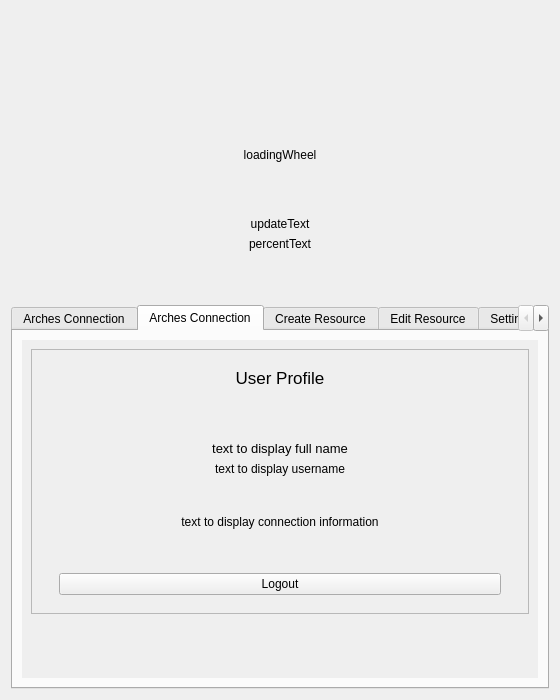
archesproject/arches-qgis, file arches_project/ui/arches_project_dialog_base.ui: the form before one commit.
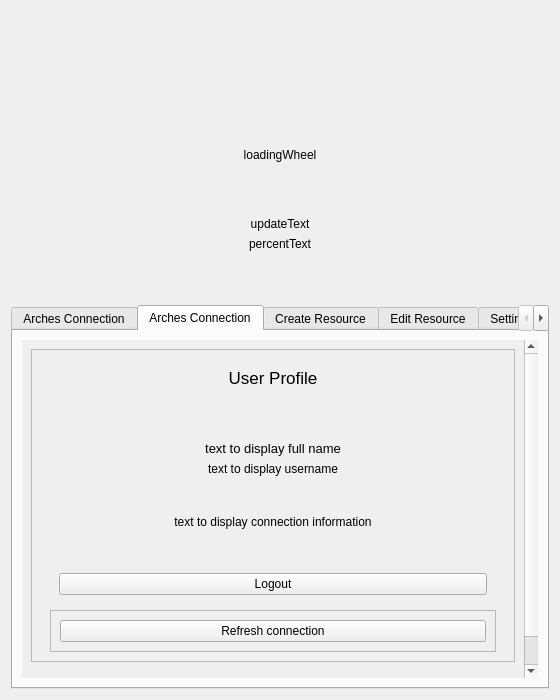
The form after the commit. The open tabs and pages were chosen to show the change. Icons and pictures are not drawn. Custom widgets are drawn as their Qt base class.

Commit message: add refresh btn widget

Diff of the .ui file:
```diff
--- a/arches_project/ui/arches_project_dialog_base.ui
+++ b/arches_project/ui/arches_project_dialog_base.ui
@@ -682,6 +682,25 @@
                 </layout>
                </widget>
               </item>
+              <item>
+               <widget class="QFrame" name="refreshFrame">
+                <property name="frameShape">
+                 <enum>QFrame::StyledPanel</enum>
+                </property>
+                <property name="frameShadow">
+                 <enum>QFrame::Raised</enum>
+                </property>
+                <layout class="QVBoxLayout" name="verticalLayout_44">
+                 <item>
+                  <widget class="QPushButton" name="btnRefresh">
+                   <property name="text">
+                    <string>Refresh connection</string>
+                   </property>
+                  </widget>
+                 </item>
+                </layout>
+               </widget>
+              </item>
              </layout>
             </widget>
            </item>
```
